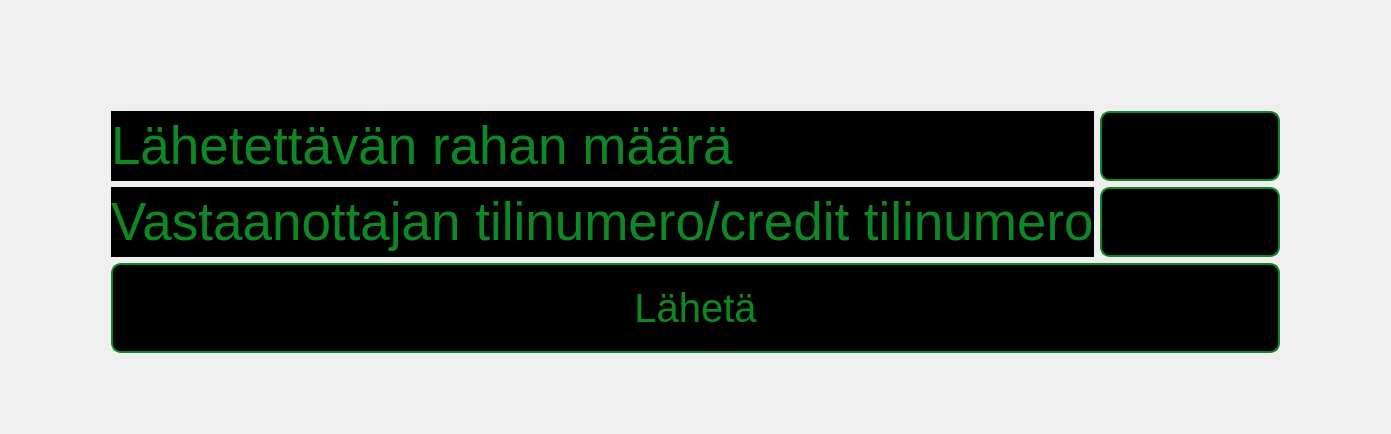
This is frontend/moneysend.ui in 22kmo-project/group_15 as Qt 5 draws it before an edit. The edited form follows.
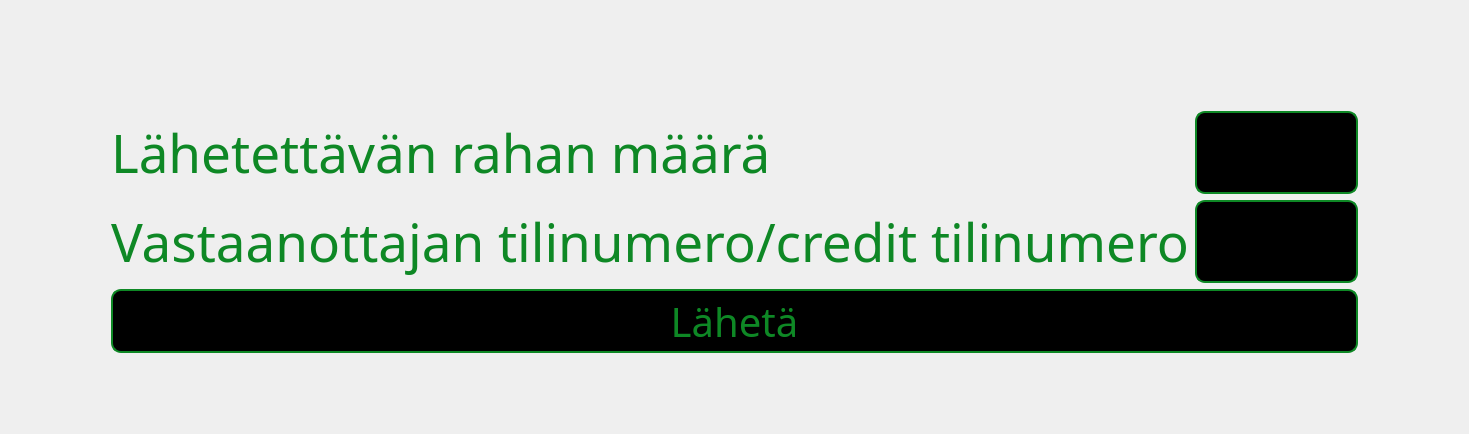
This is the edited form. Icons and pictures are not drawn.

The edit to the form file:
```diff
--- a/frontend/moneysend.ui
+++ b/frontend/moneysend.ui
@@ -16,6 +16,7 @@
   <property name="styleSheet">
    <string notr="true">#moneysend {border-image: url(:/graphics/graphics/graphics/lahetys.png)0 0 0 0 stretch stretch;}
 #BTN_send,#lineAmount,#lineReceiver{
+font-family:monofonto;
 background-color: rgb(0, 0, 0);
 color: rgb(14, 136, 37);
 border-style:solid;
@@ -25,8 +26,8 @@
 padding: 2px 2px;
 }
 #label_2,#label_3{
-background-color: rgb(0, 0, 0);
 color: rgb(14, 136, 37);
+ font-family:monofonto;
 }
 #BTN_send:pressed{
 
@@ -71,6 +72,7 @@
     <widget class="QLabel" name="label_2">
      <property name="font">
       <font>
+       <family>monofonto</family>
        <pointsize>40</pointsize>
       </font>
      </property>
@@ -95,6 +97,7 @@
      </property>
      <property name="font">
       <font>
+       <family>monofonto</family>
        <pointsize>30</pointsize>
       </font>
      </property>
@@ -126,6 +129,7 @@
     <widget class="QLineEdit" name="lineReceiver">
      <property name="font">
       <font>
+       <family>monofonto</family>
        <pointsize>40</pointsize>
       </font>
      </property>
@@ -151,6 +155,7 @@
     <widget class="QLineEdit" name="lineAmount">
      <property name="font">
       <font>
+       <family>monofonto</family>
        <pointsize>40</pointsize>
       </font>
      </property>
@@ -166,6 +171,7 @@
     <widget class="QLabel" name="label_3">
      <property name="font">
       <font>
+       <family>monofonto</family>
        <pointsize>40</pointsize>
       </font>
      </property>
```
